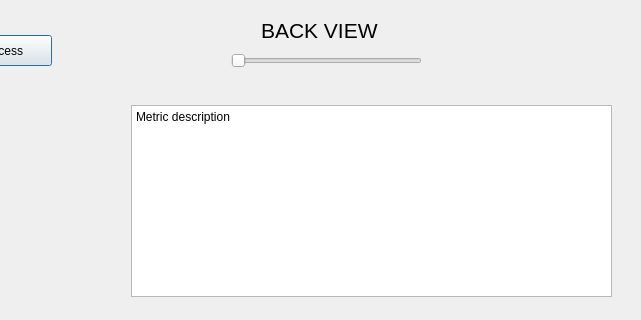
Before: the Qt Designer form src/gui/run_analysis.ui in Radluy/Running-Gait-Analysis, drawn with Qt 5; both pictures show x 659 to 1300 and y 355 to 675 of the 1300 by 675 pixel window.
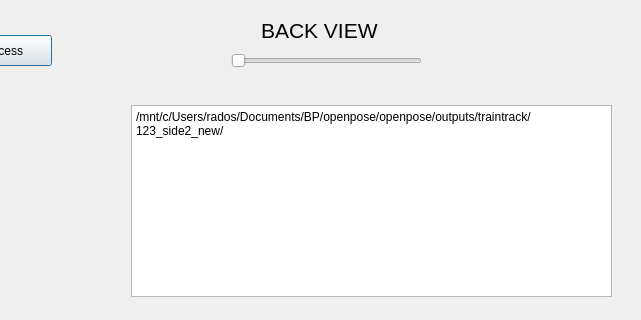
After: the same form once the commit is applied.

```diff
--- a/src/gui/run_analysis.ui
+++ b/src/gui/run_analysis.ui
@@ -167,7 +167,7 @@
 &lt;html&gt;&lt;head&gt;&lt;meta name=&quot;qrichtext&quot; content=&quot;1&quot; /&gt;&lt;style type=&quot;text/css&quot;&gt;
 p, li { white-space: pre-wrap; }
 &lt;/style&gt;&lt;/head&gt;&lt;body style=&quot; font-family:'Sans Serif'; font-size:9pt; font-weight:400; font-style:normal;&quot;&gt;
-&lt;p style=&quot; margin-top:0px; margin-bottom:0px; margin-left:0px; margin-right:0px; -qt-block-indent:0; text-indent:0px;&quot;&gt;Metric description&lt;/p&gt;&lt;/body&gt;&lt;/html&gt;</string>
+&lt;p style=&quot; margin-top:0px; margin-bottom:0px; margin-left:0px; margin-right:0px; -qt-block-indent:0; text-indent:0px;&quot;&gt;/mnt/c/Users/rados/Documents/BP/openpose/openpose/outputs/traintrack/123_side2_new/&lt;/p&gt;&lt;/body&gt;&lt;/html&gt;</string>
    </property>
   </widget>
   <widget class="QLabel" name="label_3">
```
